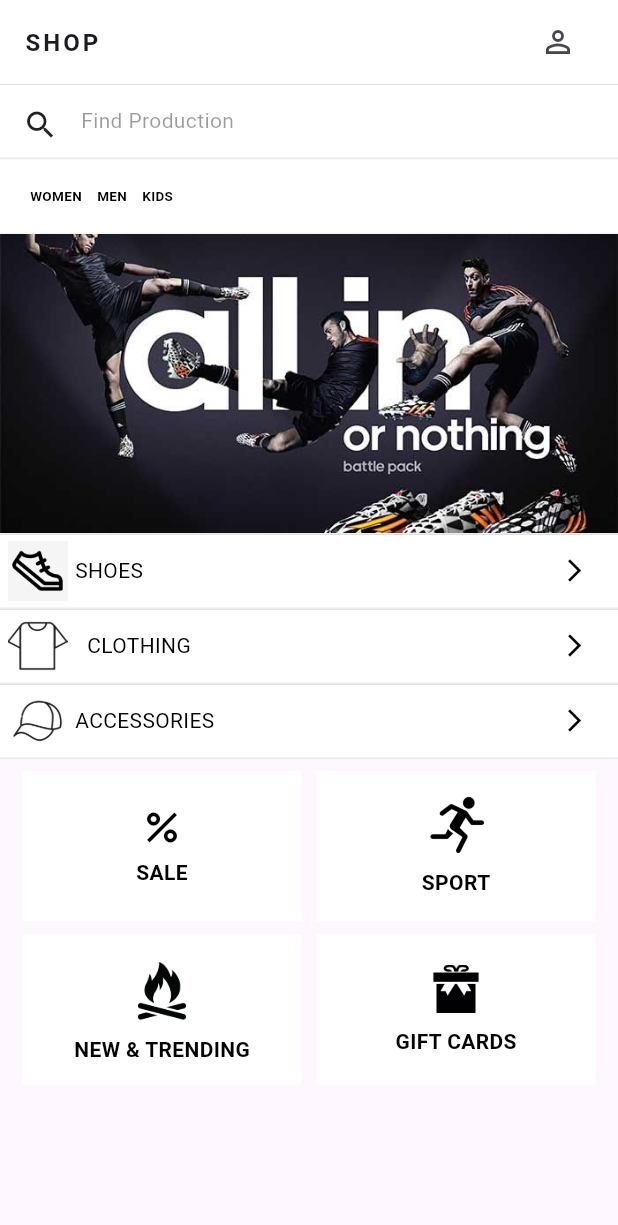
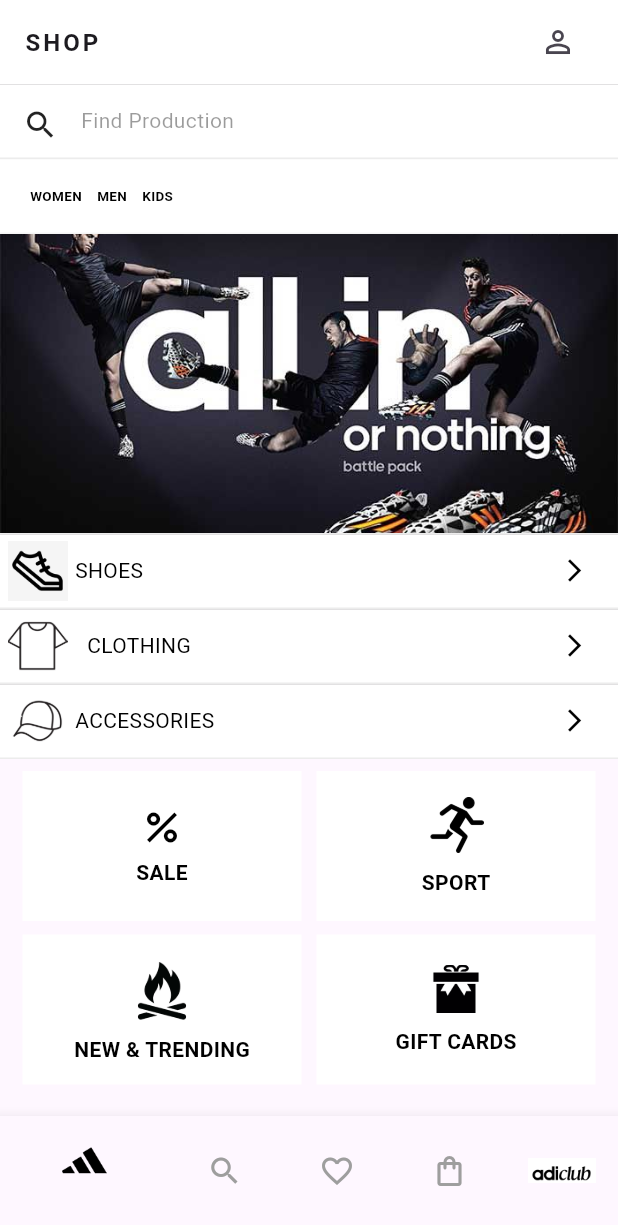
Before and after one commit to beruberu1995/adidas, a Flutter app: the screen it shows after launch, after a tap on the "person outline" icon, on a phone screen of 412 x 824 dp. Shown: the top 1225 px of the screen. Run offline on Flutter 3.47's test engine with Material 3 defaults, Android fonts, the phone set to English and light mode, and no system bars.

```diff
--- /dev/null
+++ b/lib/Search_screen.dart
@@ -0,0 +1,11 @@
+import 'package:flutter/material.dart';
+
+class SearchScreen extends StatelessWidget {
+  const SearchScreen({super.key});
+
+  @override
+  Widget build(BuildContext context) {
+    // TODO: implement build
+    throw UnimplementedError();
+  }
+}
--- /dev/null
+++ b/lib/adiclub_screen.dart
@@ -0,0 +1,11 @@
+import 'package:flutter/material.dart';
+
+class AdiclubScreen extends StatelessWidget {
+  const AdiclubScreen({super.key});
+
+  @override
+  Widget build(BuildContext context) {
+    // TODO: implement build
+    throw UnimplementedError();
+  }
+}
--- /dev/null
+++ b/lib/adidas_screen.dart
@@ -0,0 +1,11 @@
+import 'package:flutter/material.dart';
+
+class AdidasScreen extends StatelessWidget {
+  const AdidasScreen({super.key});
+
+  @override
+  Widget build(BuildContext context) {
+    // TODO: implement build
+    throw UnimplementedError();
+  }
+}
--- /dev/null
+++ b/lib/favorite_screen.dart
@@ -0,0 +1,11 @@
+import 'package:flutter/material.dart';
+
+class FavoriteScreen extends StatelessWidget {
+  const FavoriteScreen({super.key});
+
+  @override
+  Widget build(BuildContext context) {
+    // TODO: implement build
+    throw UnimplementedError();
+  }
+}
--- a/lib/home_screen.dart
+++ b/lib/home_screen.dart
@@ -7,30 +7,6 @@ class HomeScreen extends StatelessWidget {
   Widget build(BuildContext context) {
     return MaterialApp(
       home: Scaffold(
-        appBar: AppBar(
-          title: const Text(
-            'SHOP',
-            style: TextStyle(
-              fontWeight: FontWeight.bold,
-              fontSize: 16,
-              letterSpacing: 2.0,
-            ),
-          ),
-          centerTitle: false,
-          backgroundColor: Colors.white,
-          actions: [
-            Container(
-              height: 50,
-              margin: const EdgeInsets.only(right: 16.0),
-              child: IconButton(
-                onPressed: () {
-                  // เพิ่มฟังก์ชันที่ต้องการเมื่อกดปุ่ม
-                },
-                icon: const Icon(Icons.person_outline),
-              ),
-            ),
-          ],
-        ),
         body: SingleChildScrollView(
           child: Column(
             children: [
--- /dev/null
+++ b/lib/home_screen_navi.dart
@@ -0,0 +1,91 @@
+import 'package:adidas/Search_screen.dart';
+import 'package:adidas/adiclub_screen.dart';
+import 'package:adidas/favorite_screen.dart';
+import 'package:adidas/home_screen.dart';
+import 'package:adidas/shopping_screen.dart';
+import 'package:flutter/material.dart';
+
+class HomeScreenNavi extends StatefulWidget {
+  const HomeScreenNavi({super.key});
+
+  @override
+  State<HomeScreenNavi> createState() {
+    return _HomeScreenNavi();
+  }
+}
+
+class _HomeScreenNavi extends State<HomeScreenNavi> {
+  int _selectedIndex = 0;
+
+  final Map<int, Map<String, Widget>> _navigationMap = {
+    0: {"titel": const Text("Home"), "screen": HomeScreen()},
+    1: {"titel": const Text("Search"), "screen": SearchScreen()},
+    2: {"titel": const Text("Favorites"), "screen": FavoriteScreen()},
+    3: {"titel": const Text("Cart"), "screen": ShoppingScreen()},
+    4: {"titel": const Text("AdiClub"), "screen": AdiclubScreen()},
+  };
+
+  void onItemTapped(int index) {
+    setState(() {
+      _selectedIndex = index;
+    });
+  }
+
+  @override
+  Widget build(BuildContext context) {
+    return MaterialApp(
+      home: Scaffold(
+        appBar: AppBar(
+          title: const Text(
+            'SHOP',
+            style: TextStyle(
+              fontWeight: FontWeight.bold,
+              fontSize: 16,
+              letterSpacing: 2.0,
+            ),
+          ),
+          centerTitle: false,
+          backgroundColor: Colors.white,
+          actions: [
+            Container(
+              height: 50,
+              margin: const EdgeInsets.only(right: 16.0),
+              child: IconButton(
+                onPressed: () {
+                  // เพิ่มฟังก์ชันที่ต้องการเมื่อกดปุ่ม
+                },
+                icon: const Icon(Icons.person_outline),
+              ),
+            ),
+          ],
+        ),
+        bottomNavigationBar: BottomNavigationBar(
+          currentIndex: _selectedIndex,
+          onTap: onItemTapped,
+          selectedItemColor: Colors.black,
+          unselectedItemColor: Colors.grey,
+          items: [
+            BottomNavigationBarItem(
+                icon:
+                    Image.asset("assets/icons/logo.png", width: 30, height: 30),
+                label: ""),
+            BottomNavigationBarItem(icon: Icon(Icons.search), label: ""),
+            BottomNavigationBarItem(
+                icon: Icon(Icons.favorite_border_outlined), label: ""),
+            BottomNavigationBarItem(
+                icon: Icon(Icons.shopping_bag_outlined), label: ""),
+            BottomNavigationBarItem(
+                icon: Image.asset("assets/icons/adiclub.png",
+                    width: 45, height: 45),
+                label: ""),
+          ],
+        ),
+        body: IndexedStack(
+          index: _selectedIndex,
+          children:
+              _navigationMap.values.map((page) => page["screen"]!).toList(),
+        ),
+      ),
+    );
+  }
+}
--- a/lib/main.dart
+++ b/lib/main.dart
@@ -1,4 +1,5 @@
 import 'package:adidas/home_screen.dart';
+import 'package:adidas/home_screen_navi.dart';
 import 'package:flutter/material.dart';
 
 void main() {
@@ -11,7 +12,7 @@ class MyApp extends StatelessWidget {
   @override
   Widget build(BuildContext context) {
     return MaterialApp(
-      home: HomeScreen(),
+      home: HomeScreenNavi(),
     );
   }
 }
--- /dev/null
+++ b/lib/shopping_screen.dart
@@ -0,0 +1,11 @@
+import 'package:flutter/material.dart';
+
+class ShoppingScreen extends StatelessWidget {
+  const ShoppingScreen({super.key});
+
+  @override
+  Widget build(BuildContext context) {
+    // TODO: implement build
+    throw UnimplementedError();
+  }
+}
--- a/pubspec.yaml
+++ b/pubspec.yaml
@@ -61,6 +61,7 @@ flutter:
   # To add assets to your application, add an assets section, like this:
   assets:
     - assets/images/
+    - assets/icons/
 
   # An image asset can refer to one or more resolution-specific "variants", see
   # https://flutter.dev/to/resolution-aware-images
```
Also changed, not shown: assets/icons/adiclub.png (added), assets/icons/hat.png (added), assets/icons/logo.png (added), assets/icons/polo-shirt.png (added), assets/icons/shoes.png (added), assets/images/adidas_shoe.jpg (added), assets/images/promotions.jpg (added).
